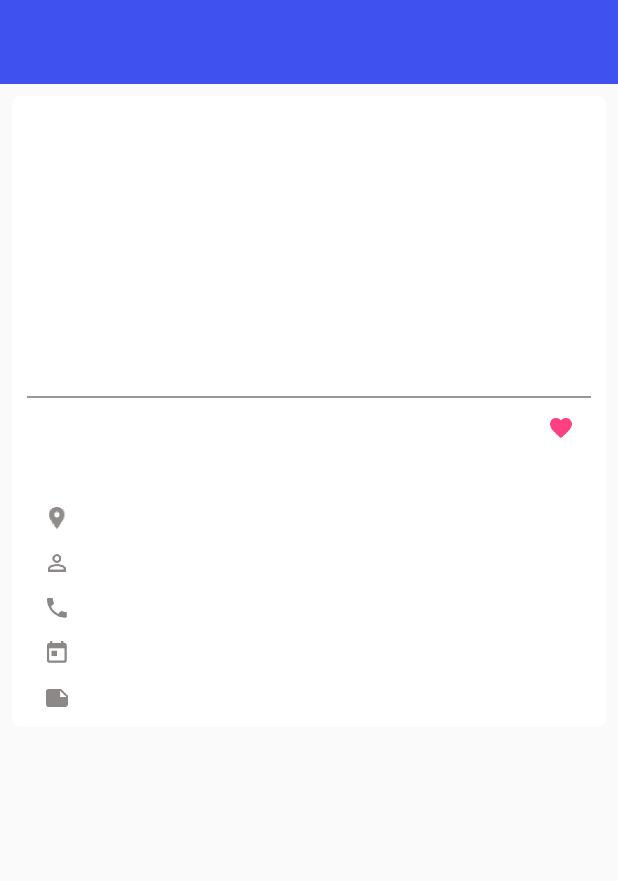
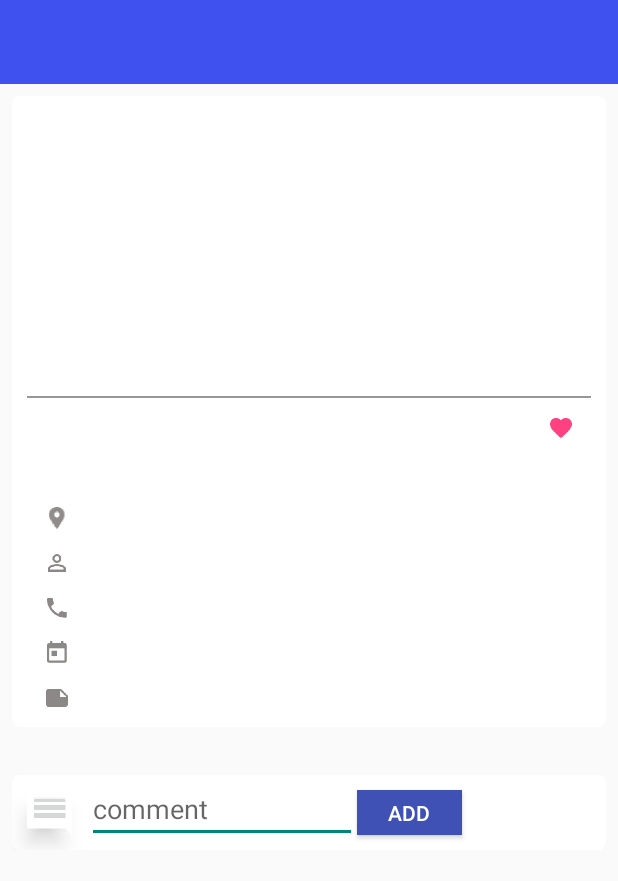
Before and after one commit to JolinZhang/Cartopia, an Android app: the layout activity_car_details.xml on its own in the app's theme, with its tools: preview values and no code run, on a phone screen of 412 x 824 dp. Shown: the top 881 px of the screen. Run offline under Robolectric (Android 15) with nearby library versions, the phone set to English and light mode, and no system bars.

Commit message:
add comment  xml

```diff
--- a/app/src/main/res/layout/activity_car_details.xml
+++ b/app/src/main/res/layout/activity_car_details.xml
@@ -195,6 +195,7 @@
         </LinearLayout>
     </LinearLayout>
         </LinearLayout>
+            <!--comment list-->
             <com.example.jonelezhang.cartopia.CarDetailsGridViewScrollable
                 android:id="@+id/commentView"
                 android:layout_width="match_parent"
@@ -202,7 +203,54 @@
                 android:layout_margin="8dp"
                 android:verticalSpacing="13dp"/>
 
+            <!--add comment -->
+            <LinearLayout
+                android:layout_width="fill_parent"
+                android:layout_height="wrap_content"
+                android:layout_margin="8dp"
+                android:orientation="horizontal"
+                android:background="@drawable/buy_card">
+
+                <ImageButton
+                    android:layout_width="30dp"
+                    android:layout_height="30dp"
+                    android:elevation="10dp"
+                    android:layout_margin="10dp"
+                    android:id = "@+id/comment_icon"
+                    android:src="@mipmap/ic_comment"
+                    />
+                <!--comment user and comment-->
+                <LinearLayout
+                    android:layout_height="wrap_content"
+                    android:layout_width="180dp"
+                    android:orientation="vertical">
+
+                    <EditText
+                        android:id="@+id/add_comments"
+                        android:layout_width="match_parent"
+                        android:layout_height="wrap_content"
+                        android:hint="comment"
+                        android:inputType="textMultiLine"
+                        android:ems="10"
+                        android:layout_gravity="center_horizontal"
+                        android:maxLines="10"
+                        android:lines="1"/>
+                </LinearLayout>
+                <!--delete button-->
+                <android.support.v7.widget.AppCompatButton
+                    android:id="@+id/comment_add"
+                    android:layout_width="70dp"
+                    android:layout_height="30dp"
+                    android:layout_gravity="center_vertical"
+                    android:text="Add"
+                    android:textColor="#ffffff"
+                    android:background="#3f51b5"
+                    android:elevation="10dp"/>
+
             </LinearLayout>
+
+
+        </LinearLayout>
 
     </ScrollView>
 
```
